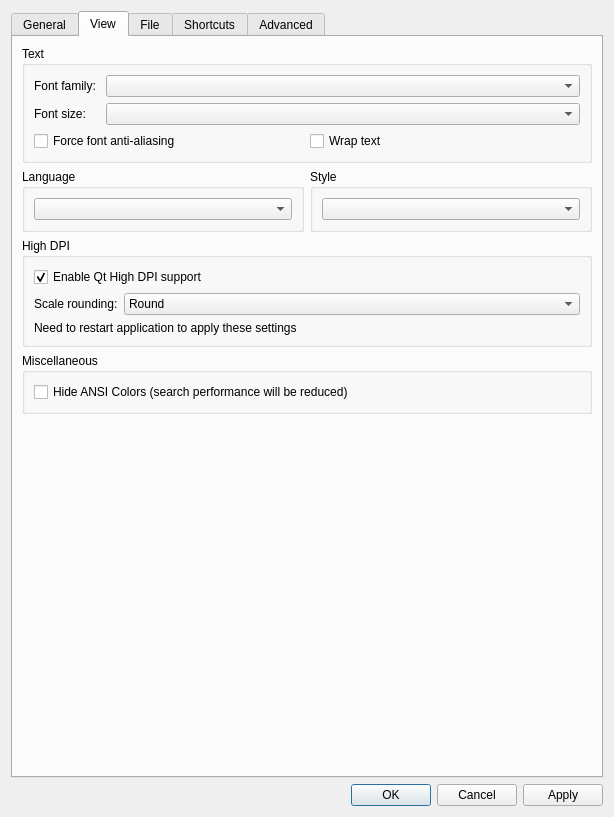
ykk136/klogg, file src/ui/include/optionsdialog.ui: the form before one commit.
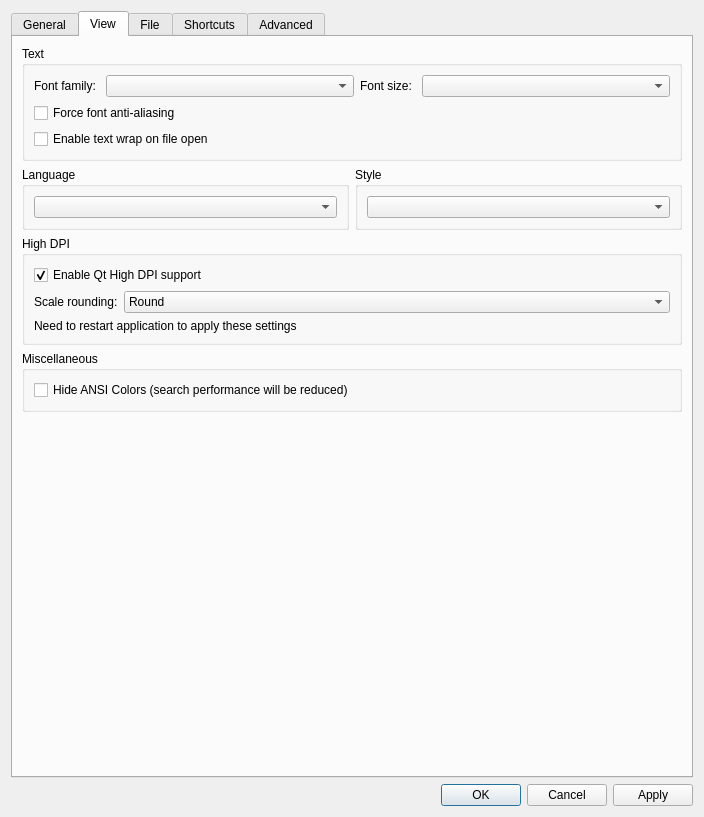
The form after the commit. The open tabs and pages were chosen to show the change.

Commit message: fix: rename global word wrap option and make it apply only to new files (#591,#587,#99)

The edit to the form file:
```diff
--- a/src/ui/include/optionsdialog.ui
+++ b/src/ui/include/optionsdialog.ui
@@ -6,7 +6,7 @@
    <rect>
     <x>0</x>
     <y>0</y>
-    <width>614</width>
+    <width>704</width>
     <height>817</height>
    </rect>
   </property>
@@ -231,15 +231,17 @@
          </property>
          <layout class="QVBoxLayout" name="verticalLayout_13">
           <item>
-           <layout class="QFormLayout" name="formLayout_3">
-            <item row="0" column="0">
+           <layout class="QVBoxLayout" name="verticalLayout_18">
+            <item>
+             <layout class="QHBoxLayout" name="horizontalLayout_7">
+              <item>
              <widget class="QLabel" name="label">
               <property name="text">
                <string>Font family: </string>
               </property>
              </widget>
             </item>
-            <item row="0" column="1">
+              <item>
              <widget class="QComboBox" name="fontFamilyBox">
               <property name="sizePolicy">
                <sizepolicy hsizetype="Expanding" vsizetype="Fixed">
@@ -249,14 +251,14 @@
               </property>
              </widget>
             </item>
-            <item row="1" column="0">
+              <item>
              <widget class="QLabel" name="label_2">
               <property name="text">
                <string>Font size: </string>
               </property>
              </widget>
             </item>
-            <item row="1" column="1">
+              <item>
              <widget class="QComboBox" name="fontSizeBox">
               <property name="sizePolicy">
                <sizepolicy hsizetype="Expanding" vsizetype="Fixed">
@@ -269,7 +271,8 @@
            </layout>
           </item>
           <item>
-           <layout class="QHBoxLayout" name="horizontalLayout_9">
+             <layout class="QHBoxLayout" name="horizontalLayout_9"/>
+            </item>
             <item>
              <widget class="QCheckBox" name="fontSmoothCheckBox">
               <property name="text">
@@ -280,7 +283,7 @@
             <item>
              <widget class="QCheckBox" name="wrapTextCheckBox">
               <property name="text">
-               <string>Wrap text</string>
+               <string>Enable text wrap on file open</string>
               </property>
              </widget>
             </item>
```
Lines whose indentation alone changed are shown as unchanged. The commit also changes 2 other files.
